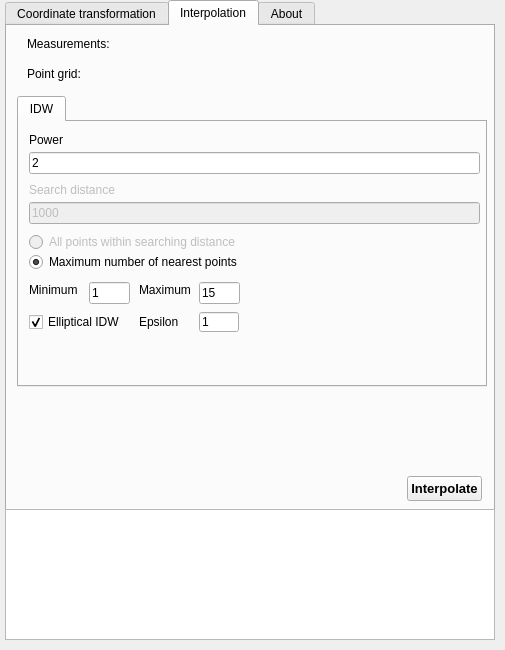
This is curvilinear_coordinator_dialog_base.ui in zaarcvon/curvicoord as Qt 5 draws it before an edit. The edited form follows.
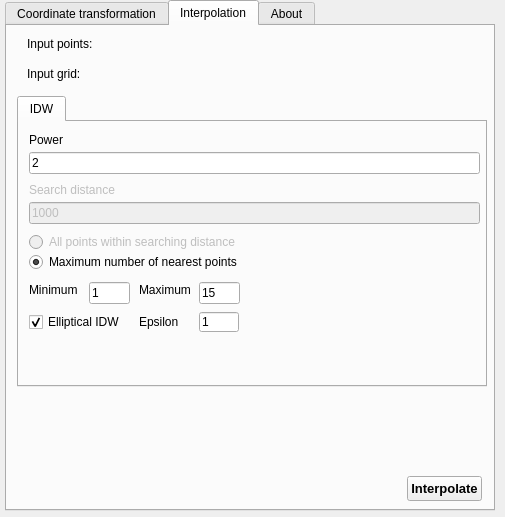
This is the edited form. The open tabs and pages were chosen to show the change. Custom widgets are drawn as their Qt base class.

Commit message: Modified all logs to QGIS system, delete log panel from the plugin

Patch:
```diff
--- a/curvilinear_coordinator_dialog_base.ui
+++ b/curvilinear_coordinator_dialog_base.ui
@@ -7,7 +7,7 @@
     <x>0</x>
     <y>0</y>
     <width>505</width>
-    <height>650</height>
+    <height>517</height>
    </rect>
   </property>
   <property name="windowTitle">
@@ -468,20 +468,20 @@
       <rect>
        <x>20</x>
        <y>40</y>
-       <width>71</width>
+       <width>91</width>
        <height>16</height>
       </rect>
      </property>
      <property name="text">
-      <string>Point grid:</string>
+      <string>Input grid:</string>
      </property>
     </widget>
     <widget class="QgsFileWidget" name="InputGrid_Widget" native="true">
      <property name="geometry">
       <rect>
-       <x>80</x>
+       <x>100</x>
        <y>40</y>
-       <width>391</width>
+       <width>371</width>
        <height>21</height>
       </rect>
      </property>
@@ -494,20 +494,20 @@
       <rect>
        <x>20</x>
        <y>10</y>
-       <width>130</width>
-       <height>15</height>
+       <width>71</width>
+       <height>16</height>
       </rect>
      </property>
      <property name="text">
-      <string>Measurements:</string>
+      <string>Input points:</string>
      </property>
     </widget>
     <widget class="QgsFileWidget" name="InputMeasurements_Widget" native="true">
      <property name="geometry">
       <rect>
-       <x>110</x>
+       <x>100</x>
        <y>10</y>
-       <width>361</width>
+       <width>371</width>
        <height>21</height>
       </rect>
      </property>
@@ -809,22 +809,6 @@
     </widget>
    </widget>
   </widget>
-  <widget class="QTextBrowser" name="log_textbrowser">
-   <property name="geometry">
-    <rect>
-     <x>5</x>
-     <y>509</y>
-     <width>490</width>
-     <height>131</height>
-    </rect>
-   </property>
-   <property name="sizePolicy">
-    <sizepolicy hsizetype="Expanding" vsizetype="Preferred">
-     <horstretch>0</horstretch>
-     <verstretch>0</verstretch>
-    </sizepolicy>
-   </property>
-  </widget>
  </widget>
  <customwidgets>
   <customwidget>
```
Left out of the diff: 6 changed lines with no effect on the pictures. The commit also changes 1 other file.
